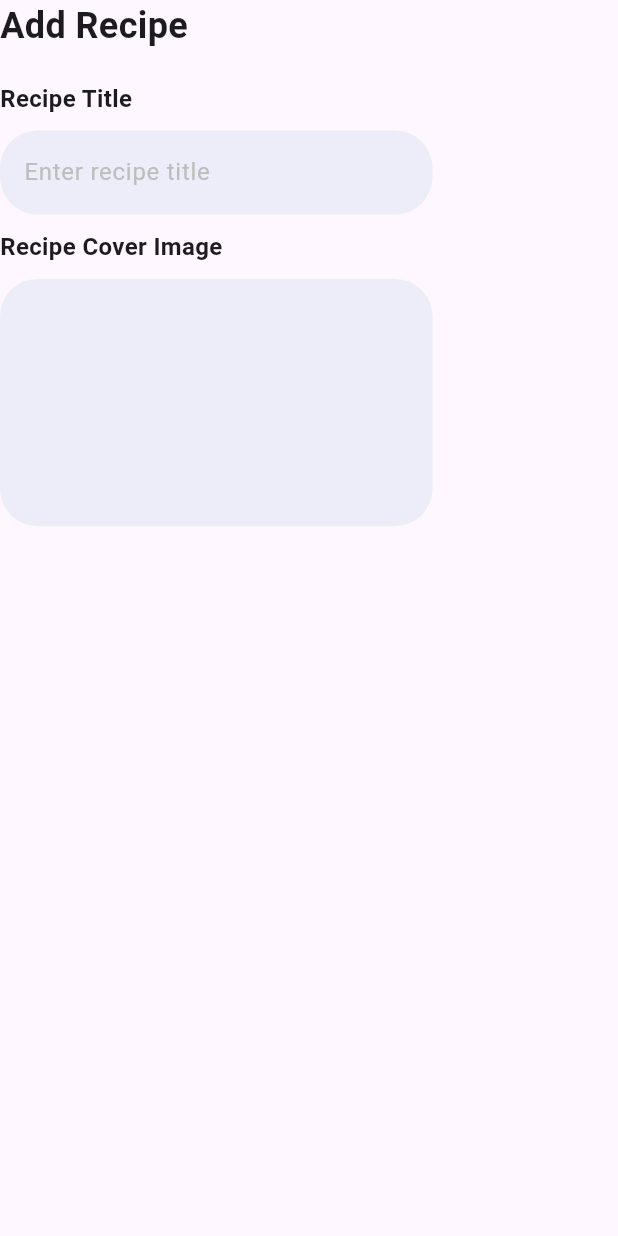
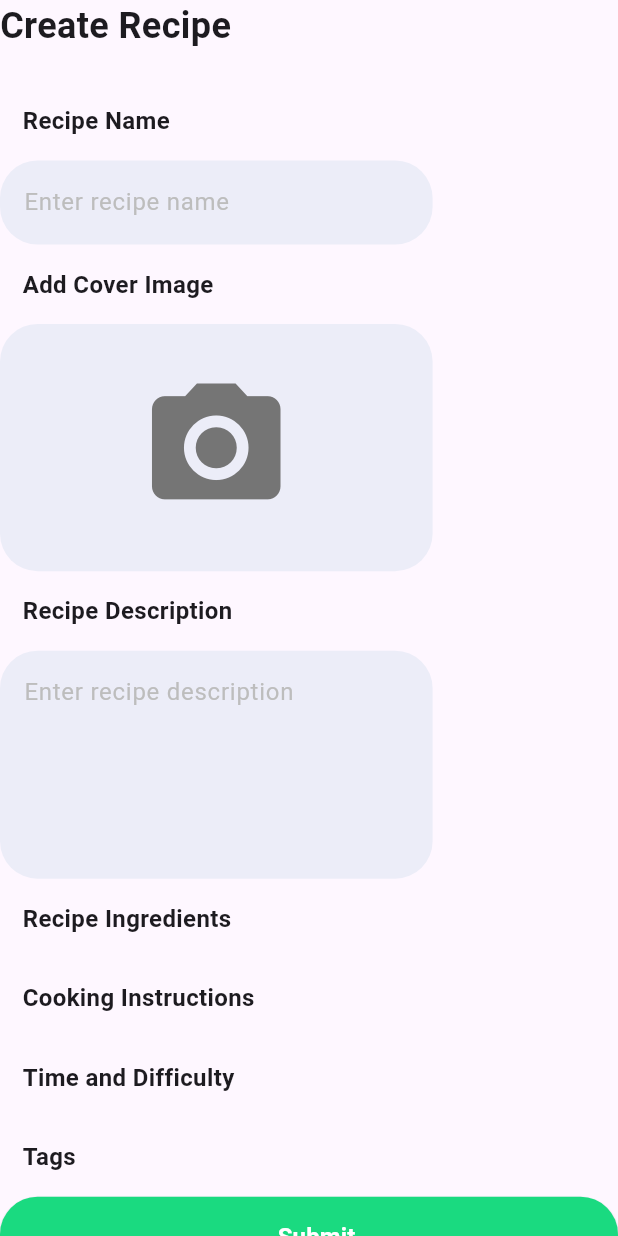
Before and after one commit to Tiew429/fyp_wyc, a Flutter app: the AddRecipePage widget shown alone on an empty page, opened directly, on a phone screen of 412 x 824 dp. Run offline on Flutter 3.47's test engine with Material 3 defaults, Android fonts, the phone set to English and light mode, and no system bars; our stand-ins replace cloud_firestore, event_bus, firebase_auth, firebase_core, font_awesome_flutter, go_router and 3 more; accounts and stored records are empty; network calls fail.

```diff
--- a/lib/model/ingredient.dart
+++ b/lib/model/ingredient.dart
@@ -1,16 +1,12 @@
 class Ingredient {
   String ingredientID;
   String ingredientName;
-  String description;
-  String imageUrl;
   double amount;
   Unit unit;
 
   Ingredient({
     required this.ingredientID,
     required this.ingredientName,
-    required this.description,
-    required this.imageUrl,
     this.amount = 0,
     this.unit = Unit.none,
   });
@@ -19,8 +15,6 @@ class Ingredient {
     return Ingredient(
       ingredientID: json['ingredientID'],
       ingredientName: json['ingredientName'],
-      description: json['description'],
-      imageUrl: json['imageUrl'],
       amount: json['amount'],
       unit: Unit.values[json['unit']],
     );
@@ -30,8 +24,6 @@ class Ingredient {
     return {
       'ingredientID': ingredientID,
       'ingredientName': ingredientName,
-      'description': description,
-      'imageUrl': imageUrl,
       'amount': amount,
       'unit': unit.name,
     };
--- a/lib/utils/my_text_field.dart
+++ b/lib/utils/my_text_field.dart
@@ -12,6 +12,8 @@ class MyTextField extends StatelessWidget {
   final String? Function(String?)? validator;
   final Function(String)? onChanged;
   final bool isReadOnly;
+  final int maxLines;
+  final TextInputType keyboardType;
 
   const MyTextField({
     super.key,
@@ -26,6 +28,8 @@ class MyTextField extends StatelessWidget {
     this.validator,
     this.onChanged,
     this.isReadOnly = false,
+    this.maxLines = 1,
+    this.keyboardType = TextInputType.text,
   });
 
   @override
@@ -35,6 +39,8 @@ class MyTextField extends StatelessWidget {
       validator: validator,
       onChanged: onChanged,
       readOnly: isReadOnly,
+      maxLines: maxLines,
+      keyboardType: keyboardType,
       decoration: InputDecoration(
         prefixIcon: icon,
         suffixIcon: isPassword ? IconButton(
--- a/lib/view/auth/auth_pages/login.dart
+++ b/lib/view/auth/auth_pages/login.dart
@@ -208,7 +208,7 @@ class _LoginPageState extends State<LoginPage> {
       children: [
         // google button
         MyButton(
-          onPressed: () async {},
+          onPressed: loginWithGoogle,
           text: 'Google',
           backgroundColor: const Color.fromARGB(255, 244, 81, 63),
           icon: Icon(FontAwesomeIcons.google,
@@ -220,7 +220,7 @@ class _LoginPageState extends State<LoginPage> {
         SizedBox(height: 15),
         // continue as guest
         MyButton(
-          onPressed: () => loginAsGuest(),
+          onPressed: loginAsGuest,
           text: 'Continue as guest',
           backgroundColor: Colors.grey,
           isEnabled: !_isLoading(),
--- a/lib/view/home_user/home_pages/add_recipe.dart
+++ b/lib/view/home_user/home_pages/add_recipe.dart
@@ -1,5 +1,11 @@
+import 'dart:io';
+
 import 'package:flutter/material.dart';
+import 'package:fyp_wyc/functions/image_functions.dart';
+import 'package:fyp_wyc/model/ingredient.dart';
+import 'package:fyp_wyc/utils/my_button.dart';
 import 'package:fyp_wyc/utils/my_text_field.dart';
+import 'package:image_cropper/image_cropper.dart';
 import 'package:image_picker/image_picker.dart';
 
 class AddRecipePage extends StatefulWidget {
@@ -15,15 +21,75 @@ class _AddRecipePageState extends State<AddRecipePage> {
   final TextEditingController _instructionsController = TextEditingController();
   final ImagePicker _imagePicker = ImagePicker();
   XFile? _image;
+  bool _isLoadingImage = false;
+  List<Ingredient> _ingredients = [];
+
+  void _openBottomSheet() {
+    showModalBottomSheet(
+      context: context,
+      constraints: BoxConstraints(
+        maxHeight: 120, // Height for exactly two ListTiles
+      ),
+      builder: (context) => Column(
+        mainAxisSize: MainAxisSize.min, // Use minimum space needed
+        children: [
+          ListTile(
+            title: Text('Take Photo'),
+            onTap: _takePhoto,
+          ),
+          Divider(height: 1, thickness: 1),
+          ListTile(
+            title: Text('Pick Image'),
+            onTap: _pickImage,
+          ),
+        ],
+      ),
+    );
+  }
+
+  Future<void> _takePhoto() async {
+    // close the bottom sheet
+    Navigator.pop(context);
+    setState(() {
+      _isLoadingImage = true;
+    });
+    final pickedFile = await _imagePicker.pickImage(source: ImageSource.camera);
+    if (pickedFile != null) {
+      final croppedImage = await ImageFunctions.cropImage(pickedFile);
+      setState(() {
+        _image = croppedImage;
+        _isLoadingImage = false;
+      });
+    }
+  }
+
+  Future<void> _pickImage() async {
+    // close the bottom sheet
+    Navigator.pop(context);
+    setState(() {
+      _isLoadingImage = true;
+    });
+    final pickedFile = await _imagePicker.pickImage(source: ImageSource.gallery);
+    if (pickedFile != null) {
+      final croppedImage = await ImageFunctions.cropImage(pickedFile);
+      setState(() {
+        _image = croppedImage;
+        _isLoadingImage = false;
+      });
+    }
+  }
+
+  Future<void> _submitRecipe() async {}
 
   @override
   Widget build(BuildContext context) {
     final screenSize = MediaQuery.of(context).size;
 
-    return Column(
+    return SingleChildScrollView(
+      child: Column(
         crossAxisAlignment: CrossAxisAlignment.start,
         children: [
-        Text('Add Recipe',
+          Text('Create Recipe',
             style: TextStyle(
               fontSize: 24,
               fontWeight: FontWeight.bold,
@@ -31,32 +97,59 @@ class _AddRecipePageState extends State<AddRecipePage> {
           ),
           SizedBox(height: 20),
           // recipe title
-        Text('Recipe Title',
+          _buildTitle('Recipe Name'),
+          _buildRecipeName(screenSize),
+          // cover image
+          _buildTitle('Add Cover Image'),
+          _buildCoverImageContainer(screenSize),
+          // description
+          _buildTitle('Recipe Description'),
+          _buildDescriptionTextField(screenSize),
+          // ingredients
+          _buildTitle('Recipe Ingredients'),
+          _buildIngredients(screenSize),
+          // cooking instructions
+          _buildTitle('Cooking Instructions'),
+          _buildCookingInstructions(screenSize),
+          // time and difficulty
+          _buildTitle('Time and Difficulty'),
+          _buildTimeAndDifficulty(screenSize),
+          // tags
+          _buildTitle('Tags'),
+          _buildTags(screenSize),
+          // submit button
+          _buildSubmitButton(screenSize),
+        ],
+      ),
+    );
+  }
+
+  Widget _buildTitle(String title) {
+    return Padding(
+      padding: const EdgeInsets.all(15),
+      child: Text(title,
         style: TextStyle(
           fontSize: 16,
           fontWeight: FontWeight.bold,
         ),
       ),
-        SizedBox(height: 10),
-        SizedBox(
+    );
+  }
+
+  Widget _buildRecipeName(Size screenSize) {
+    return SizedBox(
       width: MediaQuery.of(context).size.width * 0.7,
       child: MyTextField(
         controller: _titleController,
-            hintText: 'Enter recipe title',
+        hintText: 'Enter recipe name',
         borderDisplay: false,
         backgroundColor: const Color.fromARGB(255, 236, 237, 248),
       ),
-        ),
-        SizedBox(height: 10),
-        // recipe cover image
-        Text('Recipe Cover Image',
-          style: TextStyle(
-            fontSize: 16,
-            fontWeight: FontWeight.bold,
-          ),
-        ),
-        SizedBox(height: 10),
-        Container(
+    );
+  }
+
+  Widget _buildCoverImageContainer(Size screenSize) {
+    return Container(
       width: screenSize.width * 0.7,
       height: screenSize.height * 0.2,
       decoration: BoxDecoration(
@@ -64,17 +157,94 @@ class _AddRecipePageState extends State<AddRecipePage> {
         borderRadius: BorderRadius.circular(25),
       ),
       child: GestureDetector(
-            onTap: () async {
-              final pickedFile = await _imagePicker.pickImage(source: ImageSource.gallery);
-              if (pickedFile != null) {
-                setState(() {
-                  _image = pickedFile;
-                });
-              }
-            },
+        onTap: () => _isLoadingImage ? null : _openBottomSheet(),
+        child: _image == null
+            ? Center(
+                child: _isLoadingImage
+                    ? const CircularProgressIndicator()
+                    : Icon(
+                        Icons.camera_alt,
+                        size: screenSize.width * 0.25,
+                        color: Colors.grey[600],
+                      ),
+              )
+            : ClipRRect(
+                borderRadius: BorderRadius.circular(25),
+                child: Stack(
+                  children: [
+                    Image.file(
+                      File(_image!.path),
+                      width: double.infinity,
+                      height: double.infinity,
+                      fit: BoxFit.cover,
+                    ),
+                    Positioned(
+                      top: 10,
+                      right: 10,
+                      child: GestureDetector(
+                        onTap: _openBottomSheet,
+                        child: Container(
+                          padding: EdgeInsets.all(8),
+                          decoration: BoxDecoration(
+                            color: Colors.white.withOpacity(0.7),
+                            shape: BoxShape.circle,
+                          ),
+                          child: Icon(
+                            Icons.edit,
+                            color: Theme.of(context).primaryColor,
+                            size: 20,
+                          ),
+                        ),
                       ),
                     ),
                   ],
+                ),
+              ),
+      ),
+    );
+  }
+
+  Widget _buildDescriptionTextField(Size screenSize) {
+    return SizedBox(
+      width: MediaQuery.of(context).size.width * 0.7,
+      child: MyTextField(
+        controller: _descriptionController,
+        hintText: 'Enter recipe description',
+        borderDisplay: false,
+        backgroundColor: const Color.fromARGB(255, 236, 237, 248),
+        maxLines: 5,
+      ),
+    );
+  }
+
+  Widget _buildIngredients(Size screenSize) {
+    return Container();
+  }
+
+  Widget _buildIngredientItem() {
+    return SizedBox();
+  }
+
+  Widget _plusButton() {
+    return Container();
+  }
+
+  Widget _buildCookingInstructions(Size screenSize) {
+    return Container();
+  }
+
+  Widget _buildTimeAndDifficulty(Size screenSize) {
+    return Container();
+  }
+
+  Widget _buildTags(Size screenSize) {
+    return Container();
+  }
+
+  Widget _buildSubmitButton(Size screenSize) {
+    return MyButton(
+      onPressed: _submitRecipe,
+      text: 'Submit',
     );
   }
 }
--- a/pubspec.yaml
+++ b/pubspec.yaml
@@ -17,6 +17,7 @@ dependencies:
   font_awesome_flutter: ^10.8.0
   go_router: ^14.8.1
   google_ml_kit: ^0.20.0
+  image_cropper: ^9.1.0
   image_picker: ^1.1.2
   path_provider: ^2.1.5
   shared_preferences: ^2.5.3
```
Also changed, not shown: lib/functions/image_functions.dart (added, +43 -0 lines), pubspec.lock, 2 other files. Lines whose indentation alone changed are shown as unchanged.
